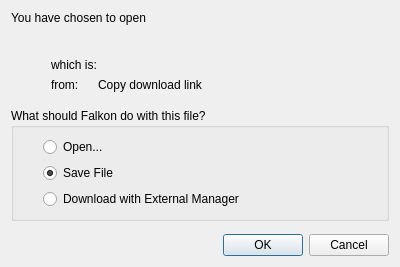
The window that src/lib/downloads/downloadoptionsdialog.ui (osza-tools/osza-browser) describes before a commit, drawn with Qt 5.
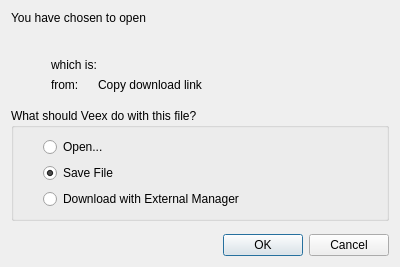
The same window after the commit. Custom widgets are drawn as their Qt base class.

Commit message:
Rebrand: rename Falkon to Veex Browser across the codebase
- Rename namespace, classes, identifiers, files and build targets
  (falkon -> veex, FALKON_* -> VEEX_*, PyFalkon -> PyVeex)
- New application IDs: org.veex.VeexBrowser, D-Bus org.veex.QtSingleApplication
- QML import URI: org.veex
- Executable renamed to 'veex', desktop file org.veex.VeexBrowser.desktop
- Version scheme reset to 1.0.0, homepage/bugtracker/wiki point to
  github.com/veex-tools/veex-browser
- Translation catalogs and .po/.poqm file names renamed accordingly
- Logging category: org.veex.browser

Patch:
```diff
--- a/src/lib/downloads/downloadoptionsdialog.ui
+++ b/src/lib/downloads/downloadoptionsdialog.ui
@@ -22,7 +22,7 @@
    <item row="7" column="0" colspan="3">
     <widget class="QGroupBox" name="groupBox">
      <property name="title">
-      <string>What should Falkon do with this file?</string>
+      <string>What should Veex do with this file?</string>
      </property>
      <layout class="QGridLayout" name="gridLayout">
       <item row="0" column="0">
```
The commit also changes 2186 other files.
